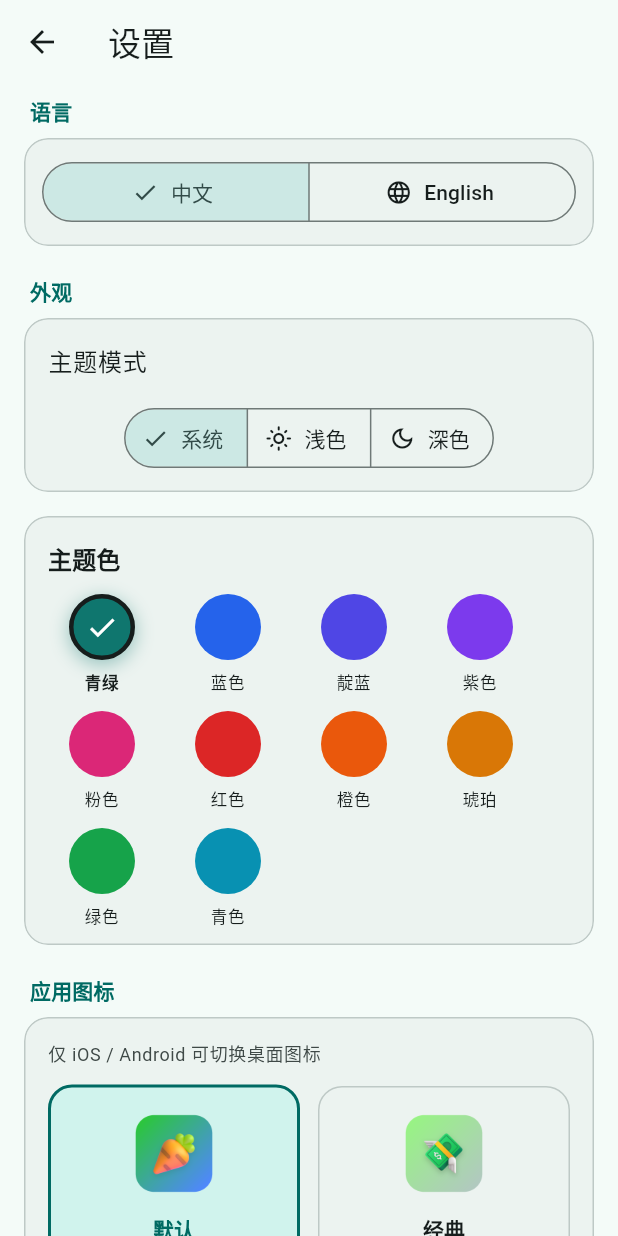
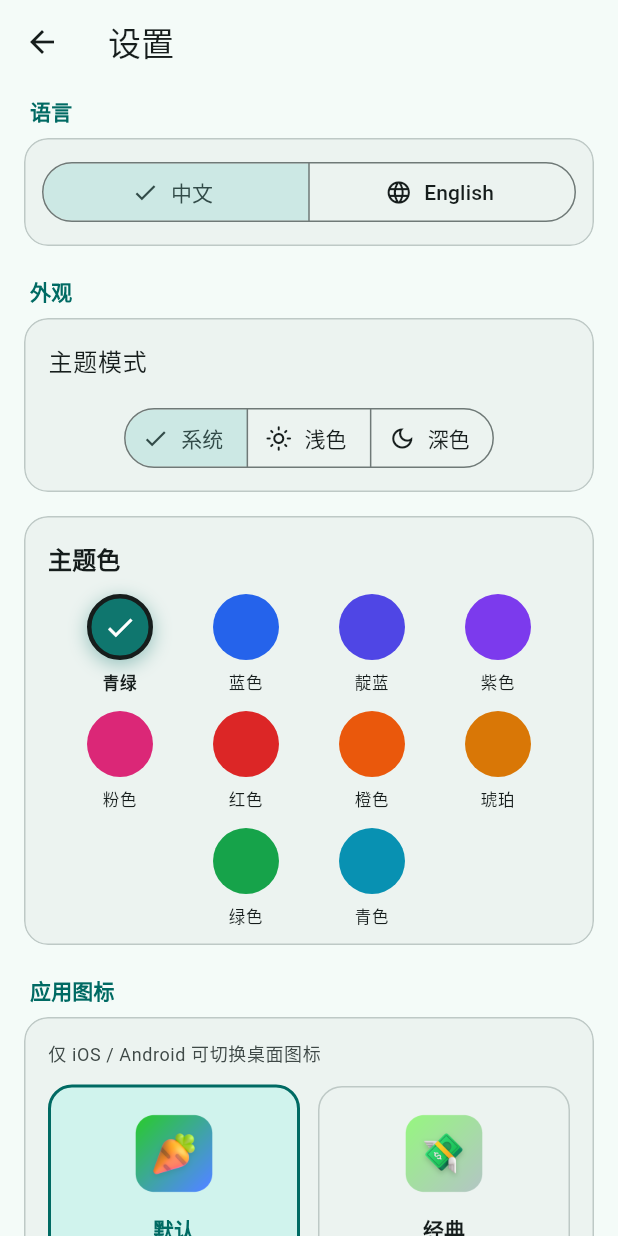
Before and after one commit to whynbnb/zhidang, a Flutter app: the SettingsPage screen opened directly, on a phone screen of 412 x 824 dp. Run offline on Flutter 3.47's test engine with Material 3 defaults, Android fonts, the phone set to English and light mode, and no system bars; our stand-ins replace file_picker, share_plus, shared_preferences; missing offline and left inert: flutter_dynamic_icon_plus; accounts and stored records are empty.

Commit message:
Center theme color choices on narrow screens
Keep the color picker visually balanced when the settings page is phone-width.

```diff
--- a/lib/screens/settings_page.dart
+++ b/lib/screens/settings_page.dart
@@ -132,9 +132,13 @@ class SettingsPage extends StatelessWidget {
                         ),
                   ),
                   const SizedBox(height: 12),
-                  Wrap(
+                  SizedBox(
+                    width: double.infinity,
+                    child: Wrap(
                       spacing: 12,
                       runSpacing: 12,
+                      alignment: WrapAlignment.center,
+                      runAlignment: WrapAlignment.center,
                       children: [
                         for (final option in themeColorOptions)
                           _ColorChoice(
@@ -144,6 +148,7 @@ class SettingsPage extends StatelessWidget {
                             onTap: () => settings.setColorId(option.id),
                           ),
                       ],
+                    ),
                   ),
                 ],
               ),
```
Lines whose indentation alone changed are shown as unchanged.
